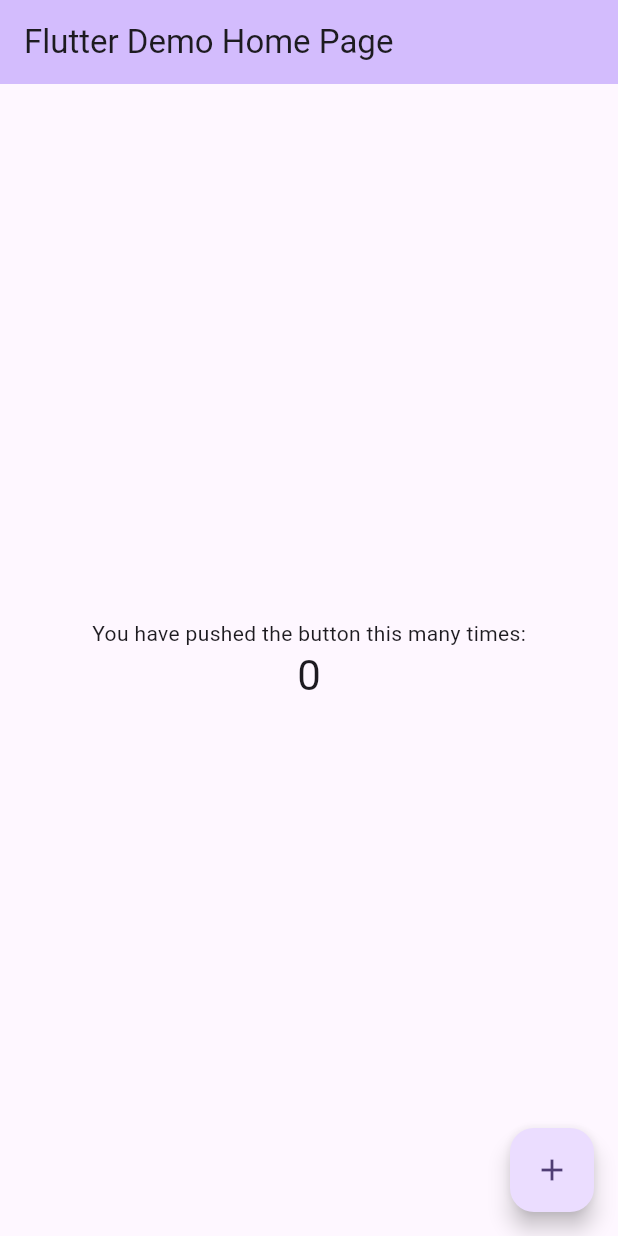
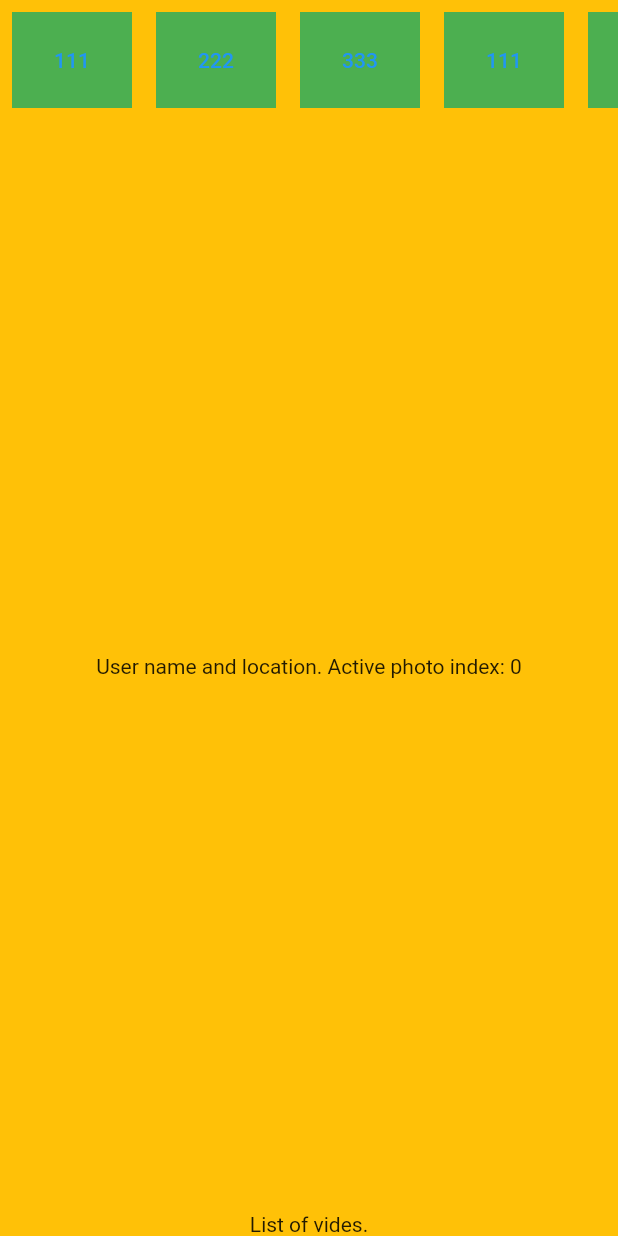
Before and after one commit to erazinkov/flockspot-app, a Flutter app: the screen it shows after launch, on a phone screen of 412 x 824 dp. Run offline on Flutter 3.47's test engine with Material 2 defaults, Android fonts, the phone set to English and light mode, and no system bars.

Commit message:
user info page

```diff
--- /dev/null
+++ b/lib/flockspot.dart
@@ -0,0 +1,18 @@
+import 'package:first_app/widgets/user/user.dart';
+import 'package:flutter/material.dart';
+
+class FlockSpot extends StatefulWidget {
+  @override
+  State<FlockSpot> createState() {
+    return _FlockSpot();
+  }
+}
+
+class _FlockSpot extends State<FlockSpot> {
+  @override
+  Widget build(BuildContext context) {
+    return const MaterialApp(
+      home: Scaffold(body: UserInfo()),
+    );
+  }
+}
--- a/lib/main.dart
+++ b/lib/main.dart
@@ -1,7 +1,8 @@
+import 'package:first_app/flockspot.dart';
 import 'package:flutter/material.dart';
 
 void main() {
-  runApp(const MyApp());
+  runApp(FlockSpot());
 }
 
 class MyApp extends StatelessWidget {
--- /dev/null
+++ b/lib/widgets/user/photos.dart
@@ -0,0 +1,42 @@
+import 'package:flutter/material.dart';
+
+class Photos extends StatelessWidget {
+  const Photos({
+    super.key,
+    required this.photos,
+    required this.switchPhoto,
+  });
+  final List<String> photos;
+
+  final void Function(int index) switchPhoto;
+
+  @override
+  Widget build(BuildContext context) {
+    return SingleChildScrollView(
+      scrollDirection: Axis.horizontal,
+      child: Row(children: [
+        ...photos.asMap().entries.map(
+          (entry) {
+            int index = entry.key;
+            String photo = entry.value;
+            return Padding(
+              padding: const EdgeInsets.all(8.0),
+              child: Container(
+                  padding: EdgeInsets.all(8.0),
+                  decoration: BoxDecoration(
+                    color: Colors.green,
+                    shape: BoxShape.rectangle,
+                  ),
+                  child: TextButton(
+                    onPressed: () {
+                      switchPhoto(index);
+                    },
+                    child: Text(photo),
+                  )),
+            );
+          },
+        ),
+      ]),
+    );
+  }
+}
--- /dev/null
+++ b/lib/widgets/user/user.dart
@@ -0,0 +1,51 @@
+import 'package:first_app/widgets/user/photos.dart';
+import 'package:flutter/material.dart';
+
+const List<String> data = [
+  '111',
+  '222',
+  '333',
+  '111',
+  '222',
+  '333',
+];
+
+class UserInfo extends StatefulWidget {
+  const UserInfo({super.key});
+  @override
+  State<UserInfo> createState() {
+    return _UserInfo();
+  }
+}
+
+class _UserInfo extends State<UserInfo> {
+  var activeIndex = 0;
+  void switchPhoto(int index) {
+    setState(() {
+      activeIndex = index;
+    });
+  }
+
+  @override
+  Widget build(BuildContext context) {
+    return Container(
+      width: double.infinity,
+      decoration: BoxDecoration(
+        color: Colors.amber,
+      ),
+      child: SafeArea(
+        child: Column(
+          mainAxisAlignment: MainAxisAlignment.spaceBetween,
+          children: [
+            Photos(
+              photos: data,
+              switchPhoto: switchPhoto,
+            ),
+            Text('User name and location. Active photo index: $activeIndex'),
+            Text('List of vides.'),
+          ],
+        ),
+      ),
+    );
+  }
+}
```
